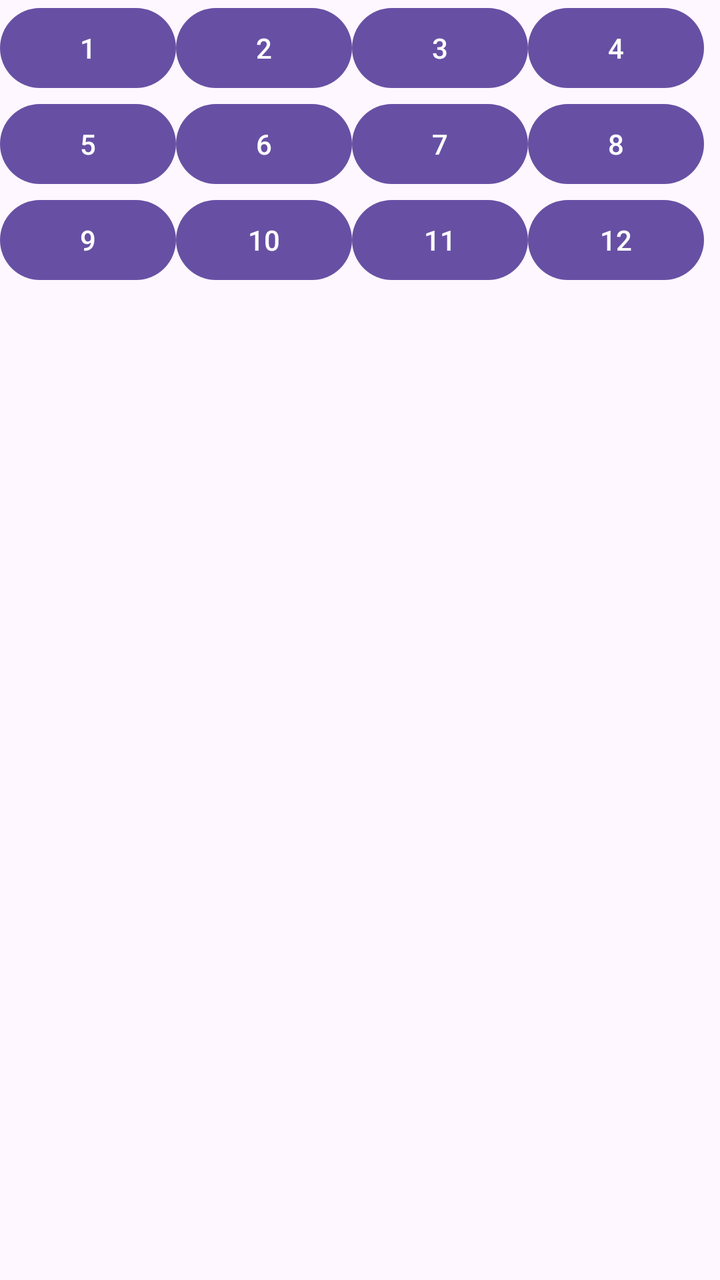
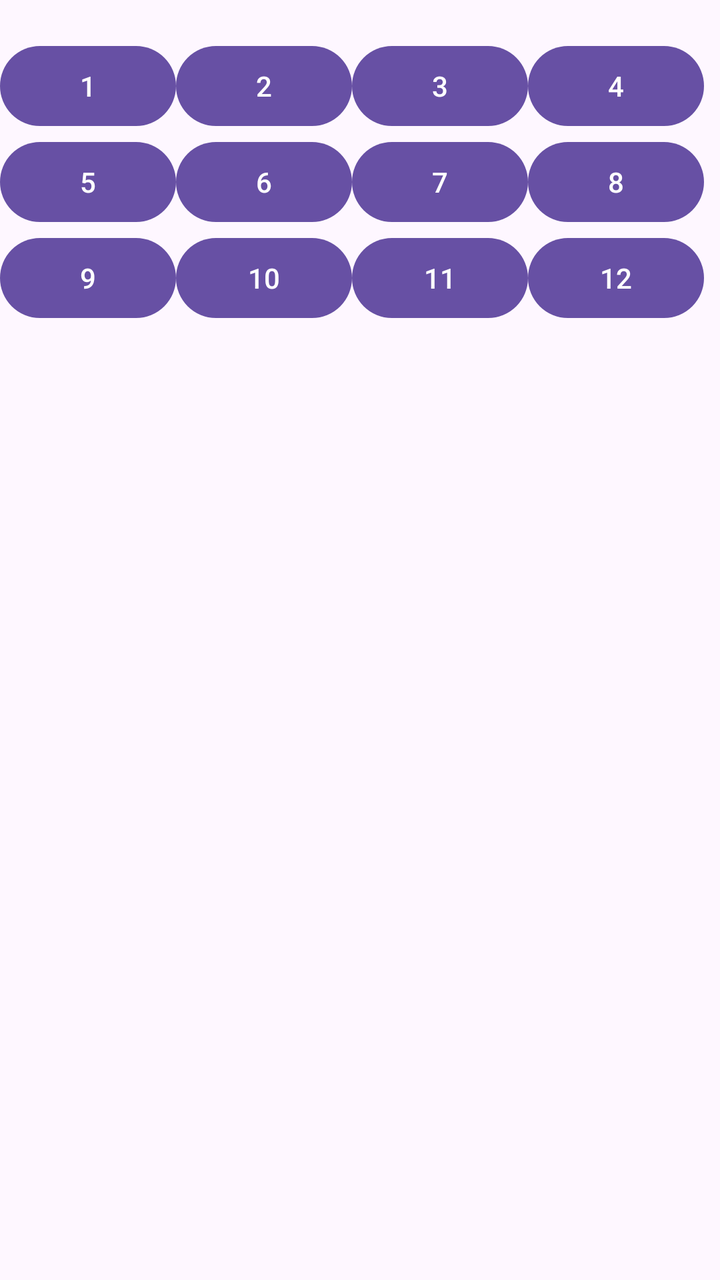

The first picture is an Android layout as it rendered before a commit; the second is the same layout after the commit. The layout source and the unified diff follow.
<!-- AndroidManifest.xml: application theme Theme.Losowanko -->
<!-- res/layout/activity_main.xml -->
<?xml version="1.0" encoding="utf-8"?>
<LinearLayout xmlns:android="http://schemas.android.com/apk/res/android"
    xmlns:app="http://schemas.android.com/apk/res-auto"
    xmlns:tools="http://schemas.android.com/tools"
    android:id="@+id/main"
    android:layout_width="wrap_content"
    android:layout_height="wrap_content"
    android:orientation="vertical"
    tools:context=".MainActivity">

    <LinearLayout
        android:layout_width="wrap_content"
        android:layout_height="wrap_content"
        android:orientation="horizontal">

        <Button
            android:id="@+id/button17"
            android:layout_width="wrap_content"
            android:layout_height="wrap_content"
            android:text="1" />

        <Button
            android:id="@+id/button16"
            android:layout_width="wrap_content"
            android:layout_height="wrap_content"
            android:text="2" />

        <Button
            android:id="@+id/button13"
            android:layout_width="wrap_content"
            android:layout_height="wrap_content"
            android:text="3" />

        <Button
            android:id="@+id/button14"
            android:layout_width="wrap_content"
            android:layout_height="wrap_content"
            android:text="4" />
    </LinearLayout>

    <LinearLayout
        android:layout_width="wrap_content"
        android:layout_height="wrap_content"
        android:orientation="horizontal">

        <Button
            android:id="@+id/button"
            android:layout_width="wrap_content"
            android:layout_height="wrap_content"
            android:text="5" />

        <Button
            android:id="@+id/button2"
            android:layout_width="wrap_content"
            android:layout_height="wrap_content"
            android:text="6" />

        <Button
            android:id="@+id/button3"
            android:layout_width="wrap_content"
            android:layout_height="wrap_content"
            android:text="7" />

        <Button
            android:id="@+id/button18"
            android:layout_width="wrap_content"
            android:layout_height="wrap_content"
            android:text="8" />

    </LinearLayout>

    <LinearLayout
        android:layout_width="wrap_content"
        android:layout_height="wrap_content"
        android:orientation="horizontal">

        <Button
            android:id="@+id/button10"
            android:layout_width="wrap_content"
            android:layout_height="wrap_content"
            android:text="9" />

        <Button
            android:id="@+id/button12"
            android:layout_width="wrap_content"
            android:layout_height="wrap_content"
            android:text="10" />

        <Button
            android:id="@+id/button19"
            android:layout_width="wrap_content"
            android:layout_height="wrap_content"
            android:layout_weight="1"
            android:text="11" />

        <Button
            android:id="@+id/button11"
            android:layout_width="wrap_content"
            android:layout_height="wrap_content"
            android:text="12" />

    </LinearLayout>
</LinearLayout>
<!-- resources referenced by this layout -->
<resources>
  <style name="Theme.Losowanko" parent="Base.Theme.Losowanko" />
  <style name="Base.Theme.Losowanko" parent="Theme.Material3.DayNight.NoActionBar">
          
          
      </style>
</resources>

<!-- the commit's change to res/layout/activity_main.xml (unified diff, before → after) -->
@@ -8,31 +8,37 @@
     android:orientation="vertical"
     tools:context=".MainActivity">
 
+    <TextView
+        android:id="@+id/textView1"
+        android:layout_width="wrap_content"
+        android:layout_height="wrap_content"
+        android:text="" />
+
     <LinearLayout
         android:layout_width="wrap_content"
         android:layout_height="wrap_content"
         android:orientation="horizontal">
 
         <Button
-            android:id="@+id/button17"
+            android:id="@+id/button1"
             android:layout_width="wrap_content"
             android:layout_height="wrap_content"
             android:text="1" />
 
         <Button
-            android:id="@+id/button16"
+            android:id="@+id/button2"
             android:layout_width="wrap_content"
             android:layout_height="wrap_content"
             android:text="2" />
 
         <Button
-            android:id="@+id/button13"
+            android:id="@+id/button3"
             android:layout_width="wrap_content"
             android:layout_height="wrap_content"
             android:text="3" />
 
         <Button
-            android:id="@+id/button14"
+            android:id="@+id/button4"
             android:layout_width="wrap_content"
             android:layout_height="wrap_content"
             android:text="4" />
@@ -44,25 +50,25 @@
         android:orientation="horizontal">
 
         <Button
-            android:id="@+id/button"
+            android:id="@+id/button5"
             android:layout_width="wrap_content"
             android:layout_height="wrap_content"
             android:text="5" />
 
         <Button
-            android:id="@+id/button2"
+            android:id="@+id/button6"
             android:layout_width="wrap_content"
             android:layout_height="wrap_content"
             android:text="6" />
 
         <Button
-            android:id="@+id/button3"
+            android:id="@+id/button7"
             android:layout_width="wrap_content"
             android:layout_height="wrap_content"
             android:text="7" />
 
         <Button
-            android:id="@+id/button18"
+            android:id="@+id/button8"
             android:layout_width="wrap_content"
             android:layout_height="wrap_content"
             android:text="8" />
@@ -75,26 +81,26 @@
         android:orientation="horizontal">
 
         <Button
-            android:id="@+id/button10"
+            android:id="@+id/button9"
             android:layout_width="wrap_content"
             android:layout_height="wrap_content"
             android:text="9" />
 
         <Button
-            android:id="@+id/button12"
+            android:id="@+id/button10"
             android:layout_width="wrap_content"
             android:layout_height="wrap_content"
             android:text="10" />
 
         <Button
-            android:id="@+id/button19"
+            android:id="@+id/button11"
             android:layout_width="wrap_content"
             android:layout_height="wrap_content"
             android:layout_weight="1"
             android:text="11" />
 
         <Button
-            android:id="@+id/button11"
+            android:id="@+id/button12"
             android:layout_width="wrap_content"
             android:layout_height="wrap_content"
             android:text="12" />
